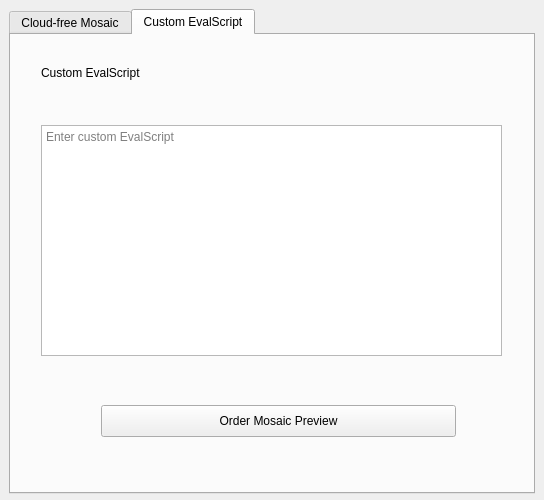
This is SentinelMosaicTester/sentinel_mosaic_tester_dockwidget_base.ui in ncx-co/sentinel_mosaic_qgis_plugin as Qt 5 draws it before an edit. The edited form follows.
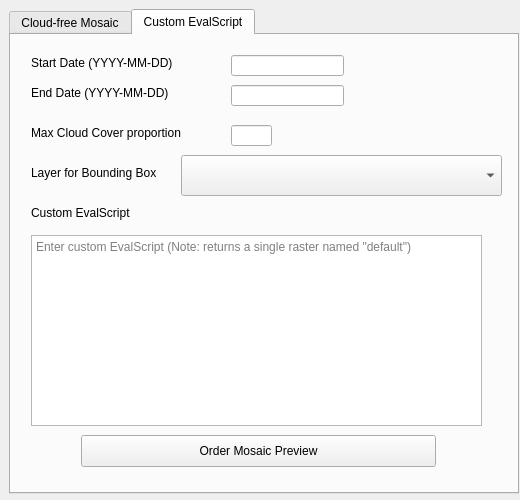
This is the edited form. The open tabs and pages were chosen to show the change. Custom widgets are drawn as their Qt base class.

Commit message: basic custom evalscript functionality

The edit to the form file:
```diff
--- a/SentinelMosaicTester/sentinel_mosaic_tester_dockwidget_base.ui
+++ b/SentinelMosaicTester/sentinel_mosaic_tester_dockwidget_base.ui
@@ -6,19 +6,19 @@
    <rect>
     <x>0</x>
     <y>0</y>
-    <width>544</width>
+    <width>520</width>
     <height>500</height>
    </rect>
   </property>
   <property name="minimumSize">
    <size>
-    <width>520</width>
-    <height>500</height>
+    <width>500</width>
+    <height>250</height>
    </size>
   </property>
   <property name="maximumSize">
    <size>
-    <width>600</width>
+    <width>520</width>
     <height>500</height>
    </size>
   </property>
@@ -39,11 +39,11 @@
     </size>
    </property>
    <layout class="QGridLayout" name="gridLayout">
-    <item row="0" column="1">
-     <widget class="QTabWidget" name="tab_widget">
+    <item row="0" column="0">
+     <widget class="QTabWidget" name="tabWidget">
       <property name="minimumSize">
        <size>
-        <width>520</width>
+        <width>510</width>
         <height>485</height>
        </size>
       </property>
@@ -396,8 +396,8 @@
        <widget class="QPushButton" name="order_mosaic_custom_evalscript_btn">
         <property name="geometry">
          <rect>
-          <x>90</x>
-          <y>370</y>
+          <x>70</x>
+          <y>400</y>
           <width>355</width>
           <height>32</height>
          </rect>
@@ -409,22 +409,22 @@
        <widget class="QPlainTextEdit" name="custom_evalscript_code">
         <property name="geometry">
          <rect>
-          <x>30</x>
-          <y>90</y>
-          <width>461</width>
-          <height>231</height>
+          <x>20</x>
+          <y>200</y>
+          <width>451</width>
+          <height>191</height>
          </rect>
         </property>
         <property name="placeholderText">
-         <string>Enter custom EvalScript</string>
+         <string>Enter custom EvalScript (Note: returns a single raster named &quot;default&quot;)</string>
         </property>
        </widget>
        <widget class="QLabel" name="custom_evalscript_label">
         <property name="geometry">
          <rect>
-          <x>30</x>
-          <y>30</y>
-          <width>111</width>
+          <x>20</x>
+          <y>170</y>
+          <width>451</width>
           <height>16</height>
          </rect>
         </property>
@@ -432,6 +432,98 @@
          <string>Custom EvalScript</string>
         </property>
        </widget>
+       <widget class="QLabel" name="start_date_label">
+        <property name="geometry">
+         <rect>
+          <x>20</x>
+          <y>20</y>
+          <width>161</width>
+          <height>16</height>
+         </rect>
+        </property>
+        <property name="text">
+         <string>Start Date (YYYY-MM-DD)</string>
+        </property>
+       </widget>
+       <widget class="QLineEdit" name="start_date">
+        <property name="geometry">
+         <rect>
+          <x>220</x>
+          <y>20</y>
+          <width>113</width>
+          <height>21</height>
+         </rect>
+        </property>
+       </widget>
+       <widget class="QLabel" name="end_date_label">
+        <property name="geometry">
+         <rect>
+          <x>20</x>
+          <y>50</y>
+          <width>161</width>
+          <height>16</height>
+         </rect>
+        </property>
+        <property name="text">
+         <string>End Date (YYYY-MM-DD)</string>
+        </property>
+       </widget>
+       <widget class="QLineEdit" name="end_date">
+        <property name="geometry">
+         <rect>
+          <x>220</x>
+          <y>50</y>
+          <width>113</width>
+          <height>21</height>
+         </rect>
+        </property>
+       </widget>
+       <widget class="QLabel" name="custom_max_cc_label">
+        <property name="geometry">
+         <rect>
+          <x>20</x>
+          <y>90</y>
+          <width>171</width>
+          <height>16</height>
+         </rect>
+        </property>
+        <property name="text">
+         <string>Max Cloud Cover proportion</string>
+        </property>
+       </widget>
+       <widget class="QLineEdit" name="custom_max_cc">
+        <property name="geometry">
+         <rect>
+          <x>220</x>
+          <y>90</y>
+          <width>41</width>
+          <height>21</height>
+         </rect>
+        </property>
+       </widget>
+       <widget class="QLabel" name="custom_selected_layer_label">
+        <property name="geometry">
+         <rect>
+          <x>20</x>
+          <y>130</y>
+          <width>141</width>
+          <height>16</height>
+         </rect>
+        </property>
+        <property name="text">
+         <string>Layer for Bounding Box</string>
+        </property>
+       </widget>
+       <widget class="QgsMapLayerComboBox" name="custom_selected_layer">
+        <property name="geometry">
+         <rect>
+          <x>170</x>
+          <y>120</y>
+          <width>321</width>
+          <height>41</height>
+         </rect>
+        </property>
+       </widget>
       </widget>
      </widget>
     </item>
```
Left out of the diff: 12 changed lines with no effect on the pictures. The commit also changes 1 other file.
